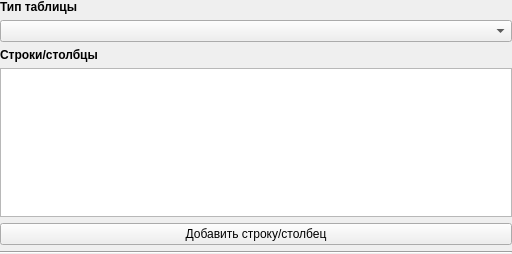
Above: designer/ned_variable/nedtablevariable.ui from Artemako/auto-exec-doc before the change. Below: the same form after it.
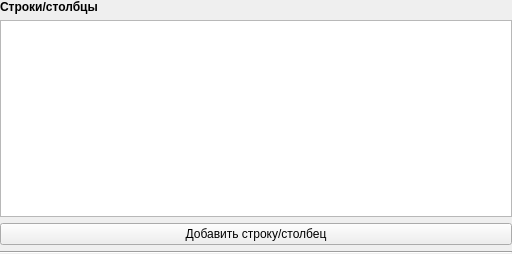
That is the form after the change.

Patch:
```diff
--- a/designer/ned_variable/nedtablevariable.ui
+++ b/designer/ned_variable/nedtablevariable.ui
@@ -26,16 +26,6 @@
    <property name="bottomMargin">
     <number>0</number>
    </property>
-   <item>
-    <widget class="QLabel" name="label_typetable">
-     <property name="text">
-      <string>&lt;html&gt;&lt;head/&gt;&lt;body&gt;&lt;p&gt;&lt;span style=&quot; font-weight:700;&quot;&gt;Тип таблицы&lt;/span&gt;&lt;/p&gt;&lt;/body&gt;&lt;/html&gt;</string>
-     </property>
-    </widget>
-   </item>
-   <item>
-    <widget class="QComboBox" name="combox_typetable"/>
-   </item>
    <item>
     <widget class="QLabel" name="label_rowcol">
      <property name="minimumSize">
```
